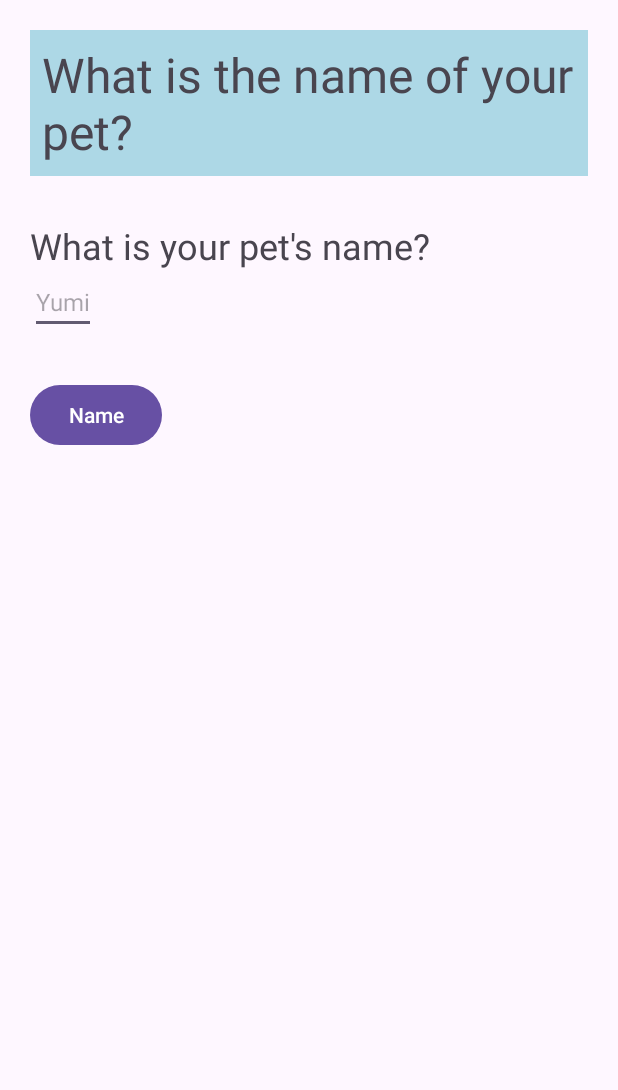
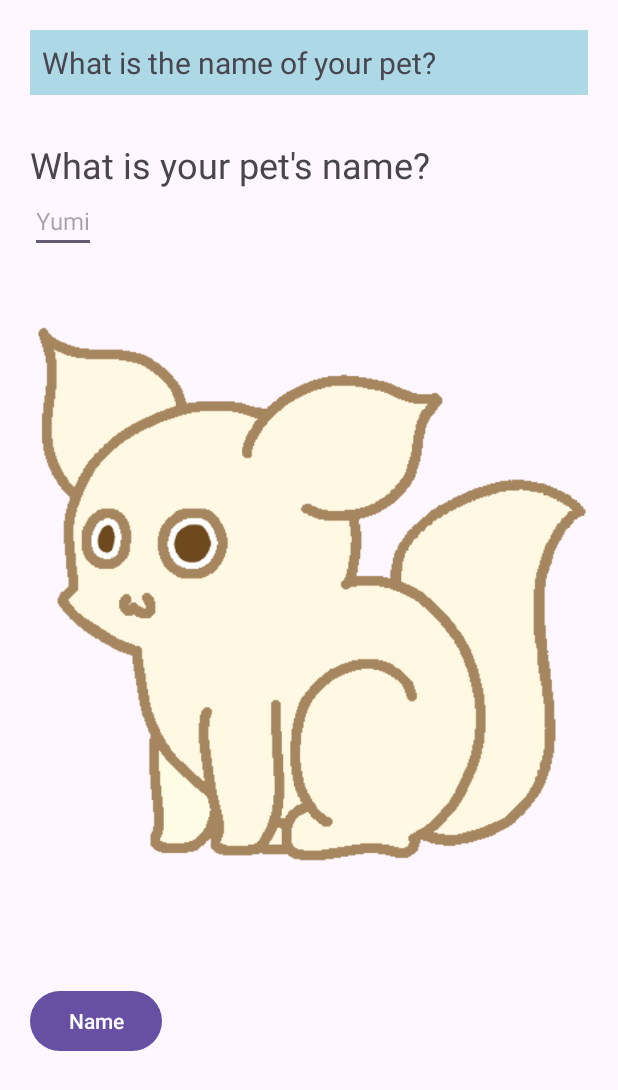
Before and after one commit to kuihua/IAT359-Project, an Android app: the Naming screen opened directly, with no data from a screen before it, on a phone screen of 412 x 824 dp. Shown: the top 1090 px of the screen. Run offline under Robolectric (Android 15) with nearby library versions, the phone set to English and light mode, and no system bars.

Commit message:
added image to naming screen

```diff
--- a/IAT359_Project/app/src/main/java/com/example/iat359_project/MainActivity.java
+++ b/IAT359_Project/app/src/main/java/com/example/iat359_project/MainActivity.java
@@ -6,6 +6,9 @@ import android.os.Bundle;
 
 public class MainActivity extends AppCompatActivity {
 
+    int affection=0;
+    int currency=100;
+
     @Override
     protected void onCreate(Bundle savedInstanceState) {
         super.onCreate(savedInstanceState);
--- a/IAT359_Project/app/src/main/res/layout/activity_naming.xml
+++ b/IAT359_Project/app/src/main/res/layout/activity_naming.xml
@@ -10,7 +10,7 @@
         android:layout_width="match_parent"
         android:layout_height="wrap_content"
         android:layout_marginBottom="30dp"
-        android:textSize="32dp"
+        android:textSize="20dp"
         android:padding="8dp"
         android:background="#ADD8E6"
         android:text="What is the name of your pet?" />
@@ -31,12 +31,19 @@
         android:textSize="16dp"
         android:hint="Yumi" />
 
+    <ImageView
+        android:id="@+id/imageView"
+        android:layout_width="wrap_content"
+        android:layout_height="wrap_content"
+        android:layout_below="@id/petNameEdit"
+        android:src="@drawable/starterCreature" />
+
     <Button
         android:id="@+id/registerButton"
         android:layout_width="wrap_content"
         android:layout_height="wrap_content"
         android:text="Name"
-        android:layout_below="@id/petNameEdit"
+        android:layout_below="@id/imageView"
         android:layout_marginTop="30dp"
         android:onClick="name" />
 
```
Also changed, not shown: IAT359_Project/app/src/main/res/drawable/starterCreature.png (added).
